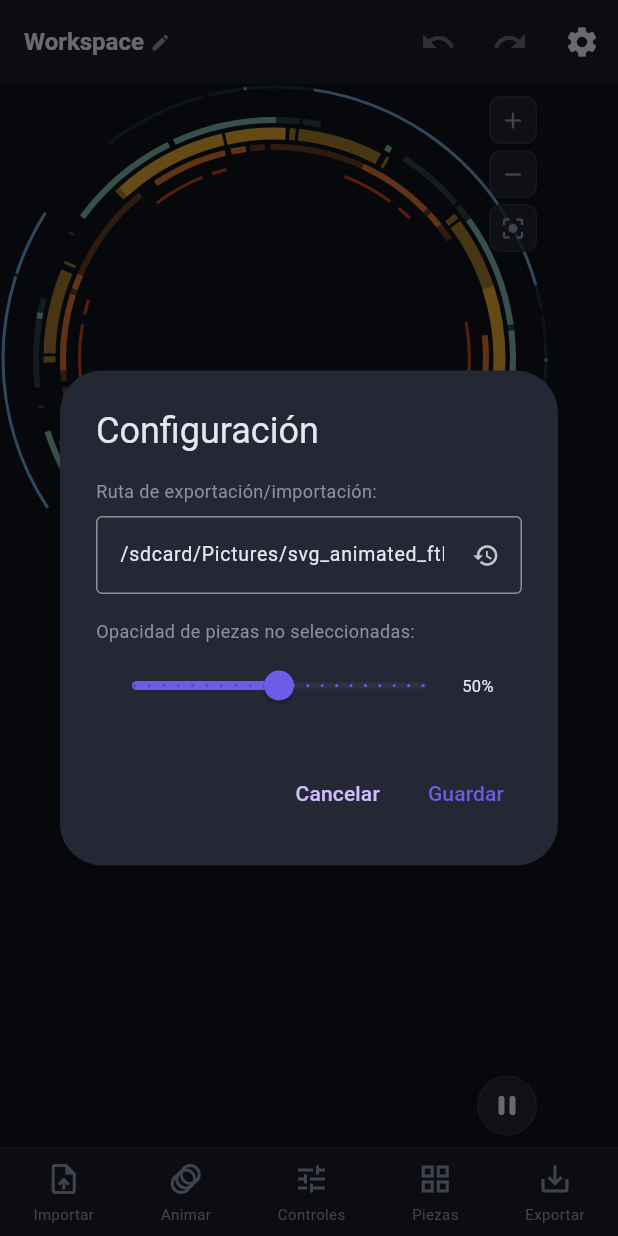
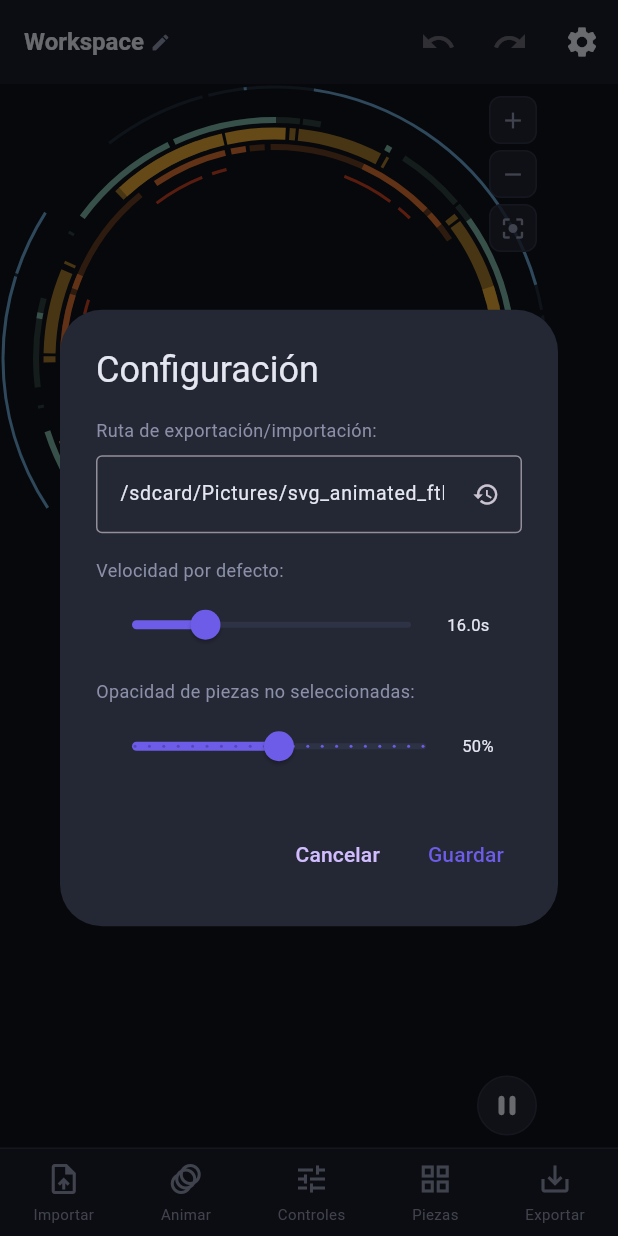
Before and after one commit to siliconvalleyar-oss/svg_animated_ftl, a Flutter app: the screen it shows after launch, after a tap on the "settings" icon, on a phone screen of 412 x 824 dp. Run offline on Flutter 3.47's test engine with Material 3 defaults, Android fonts, the phone set to English and light mode, and no system bars; our stand-ins replace flutter_svg, hive, hive_flutter, permission_handler; accounts and stored records are empty; generated files the repository leaves out were written again.

Commit message:
feat: default speed 16s, speed slider in settings

```diff
--- a/lib/core/constants.dart
+++ b/lib/core/constants.dart
@@ -66,7 +66,7 @@ class AppConstants {
   static const double minZoom = 0.2;
   static const double maxZoom = 5.0;
   static const int maxUndoSteps = 50;
-  static const double defaultSpeed = 4.0;
+  static const double defaultSpeed = 16.0;
   static const double defaultDelay = 0.0;
   static const String defaultIteration = 'infinite';
   static const String defaultDirection = 'normal';
--- a/lib/models/animation_config.dart
+++ b/lib/models/animation_config.dart
@@ -63,7 +63,7 @@ class AnimationConfig extends HiveObject {
 
   AnimationConfig({
     this.presetId,
-    this.speed = 4.0,
+    this.speed = 16.0,
     this.delay = 0.0,
     this.iter = 'infinite',
     this.dir = 'normal',
@@ -152,7 +152,7 @@ class AnimationConfig extends HiveObject {
   factory AnimationConfig.fromJson(Map<String, dynamic> json) {
     return AnimationConfig(
       presetId: json['presetId'],
-      speed: (json['speed'] ?? 4.0).toDouble(),
+      speed: (json['speed'] ?? 16.0).toDouble(),
       delay: (json['delay'] ?? 0.0).toDouble(),
       iter: json['iter'] ?? 'infinite',
       dir: json['dir'] ?? 'normal',
--- a/lib/providers/settings_provider.dart
+++ b/lib/providers/settings_provider.dart
@@ -5,20 +5,25 @@ class SettingsProvider extends ChangeNotifier {
   static const _boxName = 'svg_settings';
   static const _exportPathKey = 'export_path';
   static const _dimOpacityKey = 'dim_opacity';
+  static const _defaultSpeedKey = 'default_speed';
   static const _defaultPath = '/sdcard/Pictures/svg_animated_ftl';
   static const double _defaultDimOpacity = 0.5;
+  static const double _initialSpeed = 16.0;
 
   String _exportPath = _defaultPath;
   double _dimOpacity = _defaultDimOpacity;
+  double _speed = _initialSpeed;
 
   String get exportPath => _exportPath;
   double get dimOpacity => _dimOpacity;
+  double get defaultSpeed => _speed;
 
   Future<void> init() async {
     try {
       final box = await Hive.openBox(_boxName);
       _exportPath = box.get(_exportPathKey, defaultValue: _defaultPath);
       _dimOpacity = (box.get(_dimOpacityKey, defaultValue: _defaultDimOpacity)).toDouble();
+      _speed = (box.get(_defaultSpeedKey, defaultValue: _initialSpeed)).toDouble();
       notifyListeners();
     } catch (e) {
       debugPrint('Error loading settings: $e');
@@ -46,4 +51,15 @@ class SettingsProvider extends ChangeNotifier {
       debugPrint('Error saving dim opacity: $e');
     }
   }
+
+  Future<void> setDefaultSpeed(double speed) async {
+    try {
+      _speed = speed.clamp(0.5, 60.0);
+      final box = await Hive.openBox(_boxName);
+      await box.put(_defaultSpeedKey, _speed);
+      notifyListeners();
+    } catch (e) {
+      debugPrint('Error saving default speed: $e');
+    }
+  }
 }
--- a/lib/screens/home_screen.dart
+++ b/lib/screens/home_screen.dart
@@ -304,6 +304,7 @@ class _HomeScreenState extends State<HomeScreen> {
     final settings = context.read<SettingsProvider>();
     final controller = TextEditingController(text: settings.exportPath);
     double tempDimOpacity = settings.dimOpacity;
+    double tempSpeed = settings.defaultSpeed;
 
     showDialog(
       context: context,
@@ -335,6 +336,32 @@ class _HomeScreenState extends State<HomeScreen> {
                     ),
                   ),
                   const SizedBox(height: 16),
+                  const Text('Velocidad por defecto:', style: TextStyle(fontSize: 12, color: AppColors.textDim)),
+                  const SizedBox(height: 4),
+                  Row(
+                    children: [
+                      Expanded(
+                        child: Slider(
+                          value: tempSpeed,
+                          min: 0.5,
+                          max: 60.0,
+                          divisions: 120,
+                          activeColor: AppColors.accent,
+                          onChanged: (v) {
+                            setDialogState(() => tempSpeed = v);
+                          },
+                        ),
+                      ),
+                      SizedBox(
+                        width: 50,
+                        child: Text(
+                          '${tempSpeed.toStringAsFixed(1)}s',
+                          style: const TextStyle(fontSize: 11, color: AppColors.text),
+                        ),
+                      ),
+                    ],
+                  ),
+                  const SizedBox(height: 12),
                   const Text('Opacidad de piezas no seleccionadas:', style: TextStyle(fontSize: 12, color: AppColors.textDim)),
                   const SizedBox(height: 4),
                   Row(
@@ -379,6 +406,7 @@ class _HomeScreenState extends State<HomeScreen> {
                     await settings.setExportPath(path);
                   }
                   await settings.setDimOpacity(tempDimOpacity);
+                  await settings.setDefaultSpeed(tempSpeed);
                   if (mounted) {
                     ScaffoldMessenger.of(context).showSnackBar(
                       const SnackBar(content: Text('Configuración guardada')),
```
Also changed, not shown: 1 other file.
